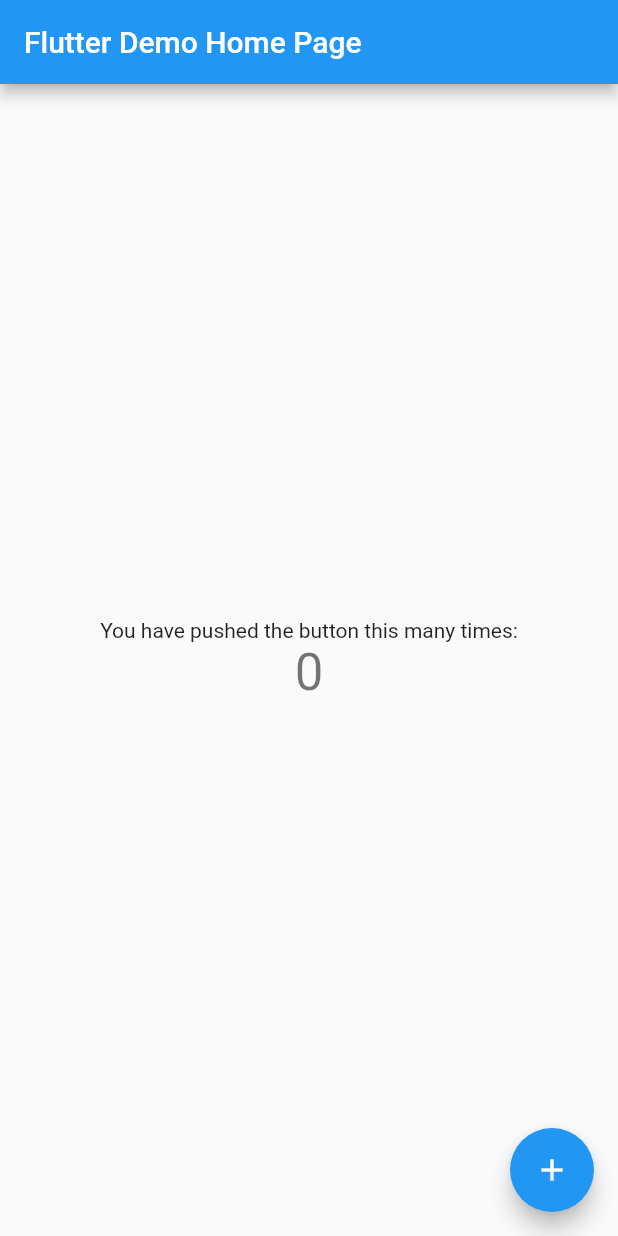
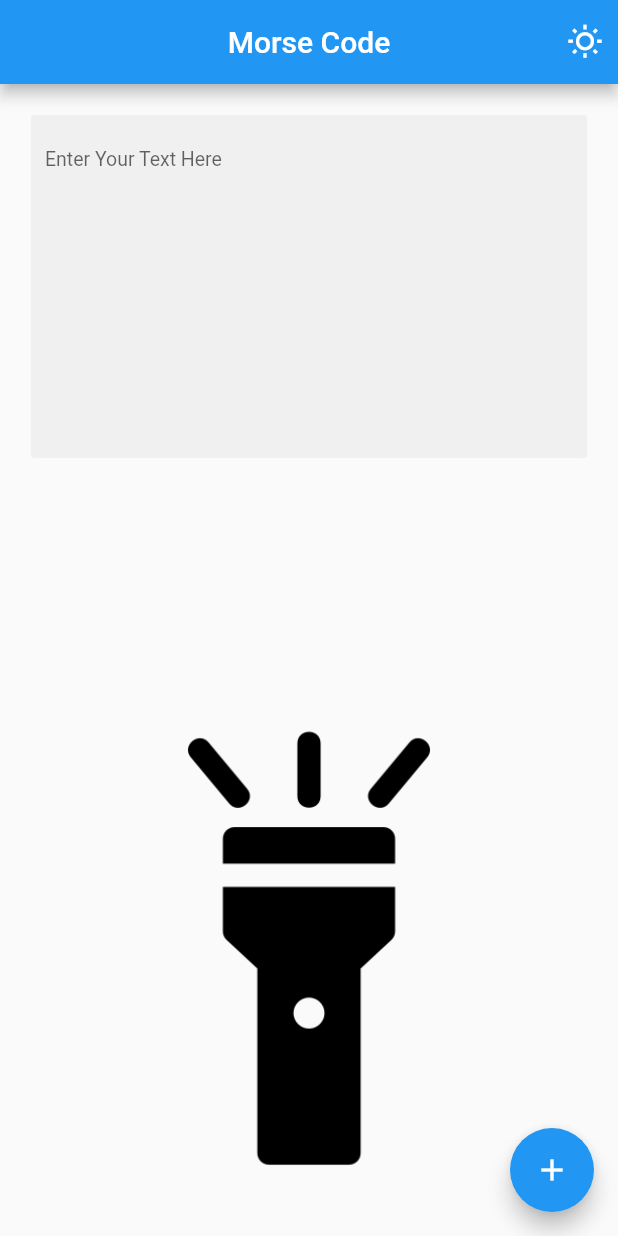
Before and after one commit to Akchy/Morse-Code-Flashlight, a Flutter app: the screen it shows after launch, on a phone screen of 412 x 824 dp. Run offline on Flutter 3.47's test engine with Material 2 defaults, Android fonts, the light colour scheme and no system bars; our stand-ins replace shared_preferences.

Commit message:
Basic Layout with SharedPref added and light and dark theme added

```diff
--- a/lib/main.dart
+++ b/lib/main.dart
@@ -1,115 +1,62 @@
 import 'package:flutter/material.dart';
+import 'package:morse_code_flashlight/view/home_view.dart/home_view.dart';
+import 'package:shared_preferences/shared_preferences.dart';
 
 void main() {
   runApp(const MyApp());
 }
 
-class MyApp extends StatelessWidget {
+class MyApp extends StatefulWidget {
   const MyApp({Key? key}) : super(key: key);
 
-  // This widget is the root of your application.
   @override
-  Widget build(BuildContext context) {
-    return MaterialApp(
-      title: 'Flutter Demo',
-      theme: ThemeData(
-        // This is the theme of your application.
-        //
-        // Try running your application with "flutter run". You'll see the
-        // application has a blue toolbar. Then, without quitting the app, try
-        // changing the primarySwatch below to Colors.green and then invoke
-        // "hot reload" (press "r" in the console where you ran "flutter run",
-        // or simply save your changes to "hot reload" in a Flutter IDE).
-        // Notice that the counter didn't reset back to zero; the application
-        // is not restarted.
-        primarySwatch: Colors.blue,
-      ),
-      home: const MyHomePage(title: 'Flutter Demo Home Page'),
-    );
-  }
+  State<MyApp> createState() => _MyAppState();
 }
 
-class MyHomePage extends StatefulWidget {
-  const MyHomePage({Key? key, required this.title}) : super(key: key);
-
-  // This widget is the home page of your application. It is stateful, meaning
-  // that it has a State object (defined below) that contains fields that affect
-  // how it looks.
-
-  // This class is the configuration for the state. It holds the values (in this
-  // case the title) provided by the parent (in this case the App widget) and
-  // used by the build method of the State. Fields in a Widget subclass are
-  // always marked "final".
-
-  final String title;
+class _MyAppState extends State<MyApp> {
+  var theme = ThemeMode.system;
 
   @override
-  State<MyHomePage> createState() => _MyHomePageState();
-}
+  void initState() {
+    super.initState();
+    checkSharedPref();
+  }
 
-class _MyHomePageState extends State<MyHomePage> {
-  int _counter = 0;
-
-  void _incrementCounter() {
+  //Check the shared Pref for value dark theme and set the theme
+  void checkSharedPref() async {
+    Future<SharedPreferences> _prefs = SharedPreferences.getInstance();
+    final SharedPreferences prefs = await _prefs;
+    var dark = prefs.getBool('darkTheme') ?? false;
     setState(() {
-      // This call to setState tells the Flutter framework that something has
-      // changed in this State, which causes it to rerun the build method below
-      // so that the display can reflect the updated values. If we changed
-      // _counter without calling setState(), then the build method would not be
-      // called again, and so nothing would appear to happen.
-      _counter++;
+      theme = dark ? ThemeMode.dark : ThemeMode.light;
     });
   }
 
   @override
   Widget build(BuildContext context) {
-    // This method is rerun every time setState is called, for instance as done
-    // by the _incrementCounter method above.
-    //
-    // The Flutter framework has been optimized to make rerunning build methods
-    // fast, so that you can just rebuild anything that needs updating rather
-    // than having to individually change instances of widgets.
-    return Scaffold(
-      appBar: AppBar(
-        // Here we take the value from the MyHomePage object that was created by
-        // the App.build method, and use it to set our appbar title.
-        title: Text(widget.title),
+    checkSharedPref();
+    return MaterialApp(
+      title: 'Morse Code Flashlight',
+      theme: ThemeData(
+        // Light Theme
+        primarySwatch: Colors.blue,
+        brightness: Brightness.light,
+        primaryColorLight: Colors.blue,
+        iconTheme: const IconThemeData(color: Colors.blue),
+        highlightColor: Colors.blue[400],
       ),
-      body: Center(
-        // Center is a layout widget. It takes a single child and positions it
-        // in the middle of the parent.
-        child: Column(
-          // Column is also a layout widget. It takes a list of children and
-          // arranges them vertically. By default, it sizes itself to fit its
-          // children horizontally, and tries to be as tall as its parent.
-          //
-          // Invoke "debug painting" (press "p" in the console, choose the
-          // "Toggle Debug Paint" action from the Flutter Inspector in Android
-          // Studio, or the "Toggle Debug Paint" command in Visual Studio Code)
-          // to see the wireframe for each widget.
-          //
-          // Column has various properties to control how it sizes itself and
-          // how it positions its children. Here we use mainAxisAlignment to
-          // center the children vertically; the main axis here is the vertical
-          // axis because Columns are vertical (the cross axis would be
-          // horizontal).
-          mainAxisAlignment: MainAxisAlignment.center,
-          children: <Widget>[
-            const Text(
-              'You have pushed the button this many times:',
-            ),
-            Text(
-              '$_counter',
-              style: Theme.of(context).textTheme.headline4,
-            ),
-          ],
-        ),
+      darkTheme: ThemeData(
+        // Theme
+        brightness: Brightness.dark,
+        floatingActionButtonTheme: const FloatingActionButtonThemeData(
+            backgroundColor: Colors.cyanAccent),
       ),
-      floatingActionButton: FloatingActionButton(
-        onPressed: _incrementCounter,
-        tooltip: 'Increment',
-        child: const Icon(Icons.add),
-      ), // This trailing comma makes auto-formatting nicer for build methods.
+      themeMode: theme,
+      debugShowCheckedModeBanner: false,
+      initialRoute: HomeView.route,
+      routes: {
+        HomeView.route: (context) => const HomeView(),
+      },
     );
   }
 }
--- /dev/null
+++ b/lib/view/home_view.dart/home_view.dart
@@ -0,0 +1,126 @@
+import 'package:flutter/material.dart';
+import 'package:shared_preferences/shared_preferences.dart';
+
+class HomeView extends StatefulWidget {
+  static const String route = '/';
+  const HomeView({Key? key}) : super(key: key);
+
+  @override
+  _HomeViewState createState() => _HomeViewState();
+}
+
+class _HomeViewState extends State<HomeView> {
+  final Future<SharedPreferences> _prefs = SharedPreferences.getInstance();
+  double appbarHeight = AppBar().preferredSize.height;
+  bool darkTheme = false;
+
+  @override
+  void initState() {
+    super.initState();
+    checkSharedPref();
+  }
+
+  Future<void> checkSharedPref() async {
+    final SharedPreferences prefs = await _prefs;
+
+    setState(() {
+      darkTheme = prefs.getBool('darkTheme') ?? false;
+    });
+  }
+
+  @override
+  Widget build(BuildContext context) {
+    return Scaffold(
+      appBar: appBar(),
+      body: Column(
+        children: <Widget>[
+          _inputText(),
+          _flashLight(),
+        ],
+      ),
+      floatingActionButton: FloatingActionButton(
+        //backgroundColor: Colors.black,
+        onPressed: () {},
+        tooltip: 'SOS',
+        child: const Icon(Icons.add, color: Colors.white),
+      ),
+    );
+  }
+
+  AppBar appBar() {
+    return AppBar(
+      title: const Text('Morse Code'),
+      centerTitle: true,
+      actions: <Widget>[
+        Padding(
+          padding: const EdgeInsets.only(right: 10),
+          child: MouseRegion(
+            cursor: SystemMouseCursors.click,
+            child: GestureDetector(
+              onTap: () async {
+                setState(() {
+                  darkTheme = !darkTheme;
+                });
+                final SharedPreferences prefs = await _prefs;
+                await prefs.setBool('darkTheme', darkTheme);
+              },
+              child: Icon(
+                (darkTheme)
+                    ? Icons.nights_stay_outlined
+                    : Icons.wb_sunny_outlined,
+                color: Colors.white,
+              ),
+            ),
+          ),
+        )
+      ],
+    );
+  }
+
+  Widget _inputText() {
+    return SizedBox(
+      height: (MediaQuery.of(context).size.height - appbarHeight) / 2,
+      child: Padding(
+        padding: const EdgeInsets.all(20.0),
+        child: TextField(
+          keyboardType: TextInputType.multiline,
+          minLines: 10,
+          maxLines: null,
+          decoration: InputDecoration(
+            filled: true,
+            isDense: true,
+            contentPadding:
+                const EdgeInsets.symmetric(vertical: 20.0, horizontal: 10),
+            hintText: 'Enter Your Text Here',
+            hintStyle: const TextStyle(fontSize: 13),
+            focusedBorder: OutlineInputBorder(
+              borderSide: const BorderSide(width: 0.5),
+              borderRadius: BorderRadius.circular(3),
+            ),
+            enabledBorder: OutlineInputBorder(
+              borderSide: const BorderSide(color: Colors.white, width: 0.5),
+              borderRadius: BorderRadius.circular(3),
+            ),
+          ),
+        ),
+      ),
+    );
+  }
+
+  Widget _flashLight() {
+    return Container(
+      height: (MediaQuery.of(context).size.height - appbarHeight) / 2,
+      padding: const EdgeInsets.symmetric(vertical: 20),
+      child: MouseRegion(
+        cursor: SystemMouseCursors.click,
+        child: GestureDetector(
+          onTap: () {},
+          child: Image(
+              image: darkTheme
+                  ? const AssetImage('assets/images/flashlight_white.png')
+                  : const AssetImage('assets/images/flashlight_black.png')),
+        ),
+      ),
+    );
+  }
+}
```
Also changed, not shown: pubspec.yaml (+4 -3 lines), assets/images/flashlight_black.png (added), assets/images/flashlight_white.png (added), pubspec.lock.
